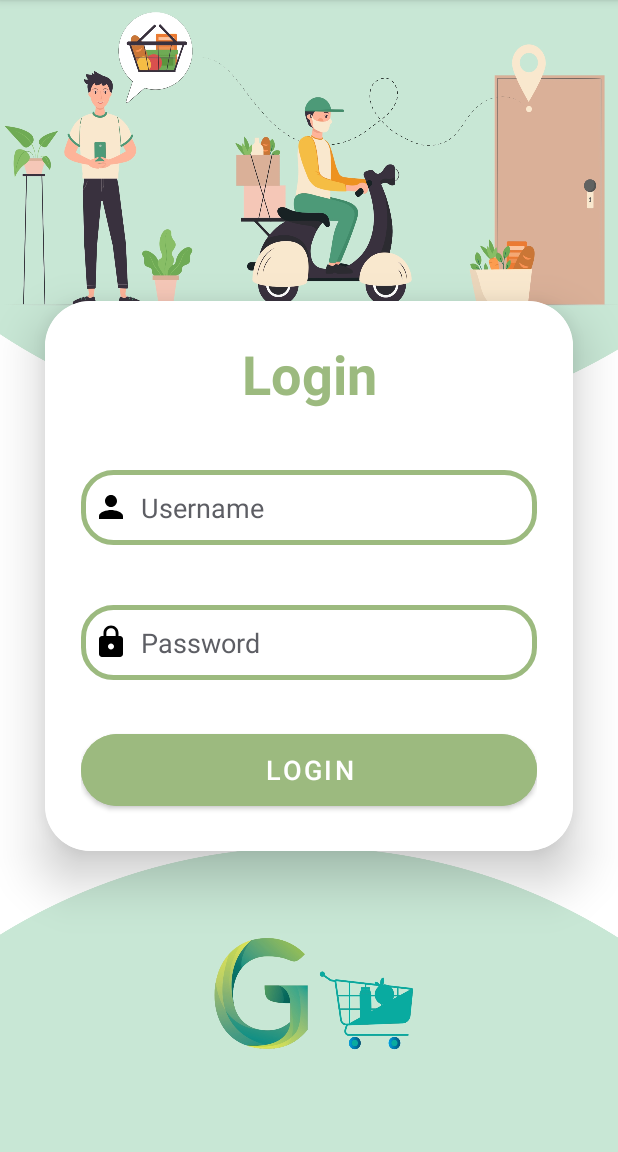
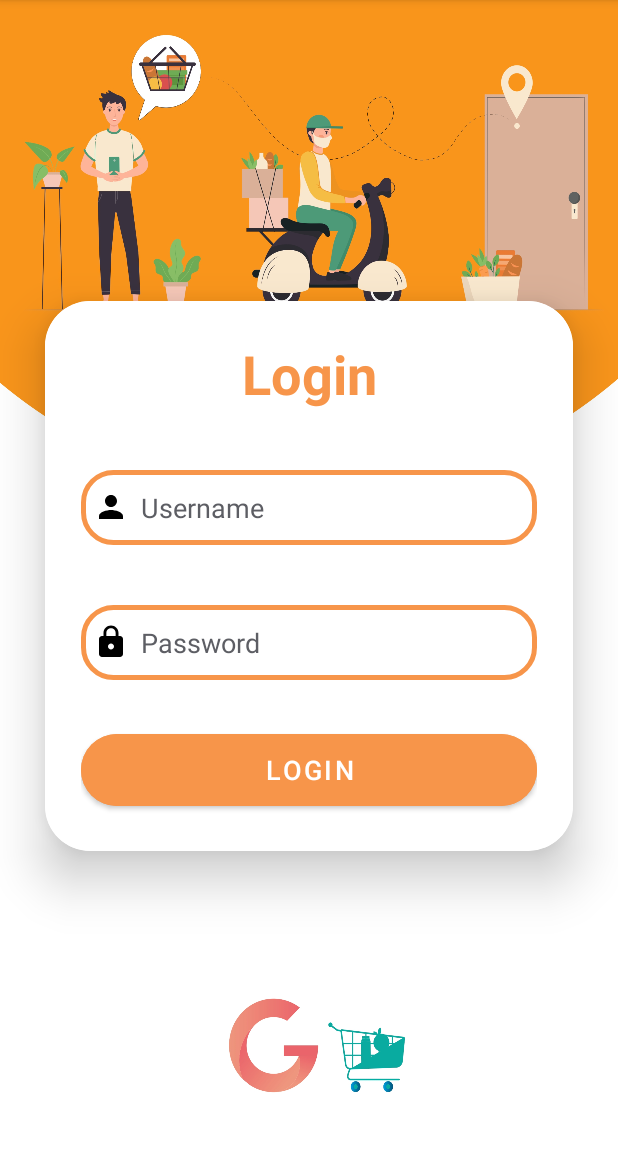
Before and after one commit to adityapatil-03/Gkart, an Android app: the screen it shows after launch (LoginActivity), on a phone screen of 412 x 824 dp, the part 84-1236 px from its top. Run offline under Robolectric (Android 15) with nearby library versions, the phone set to English and light mode, and no system bars.

Commit message:
final login page design

```diff
--- a/app/src/main/res/drawable-v24/custom_edittext.xml
+++ b/app/src/main/res/drawable-v24/custom_edittext.xml
@@ -3,7 +3,7 @@
     android:shape="rectangle">
     <stroke
         android:width="3dp"
-        android:color="@color/green1"/>
+        android:color="@color/orange"/>
     <corners
         android:radius="20dp"/>
 </shape>
--- a/app/src/main/res/layout/activity_login_acitvity.xml
+++ b/app/src/main/res/layout/activity_login_acitvity.xml
@@ -4,10 +4,10 @@
     xmlns:tools="http://schemas.android.com/tools"
     android:layout_width="match_parent"
     android:layout_height="match_parent"
-    android:background="@drawable/gkart"
+    android:background="@drawable/orange_page"
     android:gravity="center"
     android:orientation="vertical"
-    tools:context=".LoginAcitvity">
+    tools:context=".LoginActivity">
 
     <androidx.cardview.widget.CardView
         android:layout_width="match_parent"
@@ -33,7 +33,7 @@
                 android:layout_height="wrap_content"
                 android:text="Login"
                 android:textAlignment="center"
-                android:textColor="@color/green1"
+                android:textColor="@color/orange"
                 android:textSize="36sp"
                 android:textStyle="bold"  />
 
@@ -72,7 +72,7 @@
                 android:layout_width="match_parent"
                 android:layout_height="60dp"
                 android:layout_marginTop="30dp"
-                android:backgroundTint="@color/green1"
+                android:backgroundTint="@color/orange"
                 android:text="Login"
                 android:textSize="18sp"
                 app:cornerRadius="30dp" />
--- a/app/src/main/res/values/colors.xml
+++ b/app/src/main/res/values/colors.xml
@@ -12,6 +12,8 @@
     <color name="green1">#9CBA7F</color>
     <color name="darkgreen">#004c00</color>
     <color name="olive">#808000</color>
+    <color name="orange">#F7954A</color>
+
 
 
 </resources>
```
Also changed, not shown: app/src/main/res/drawable/green1_page.jpg (added), app/src/main/res/drawable/green_page.jpg (added), app/src/main/res/drawable/orange_page.jpg (added), app/src/main/res/drawable/yellow_page.jpg (added).
